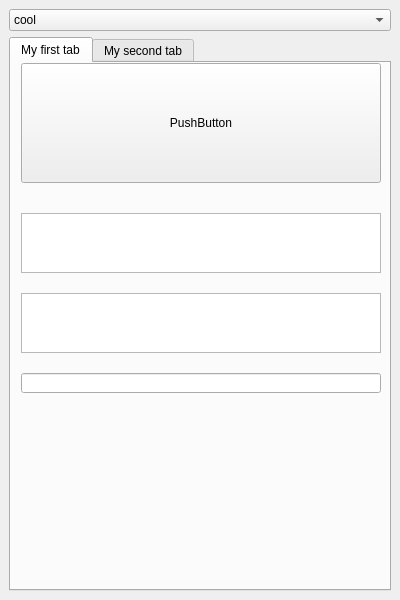
Before: the Qt Designer form stylesheet/mainwindow.ui in ftena/qt-snippets, drawn with Qt 5.
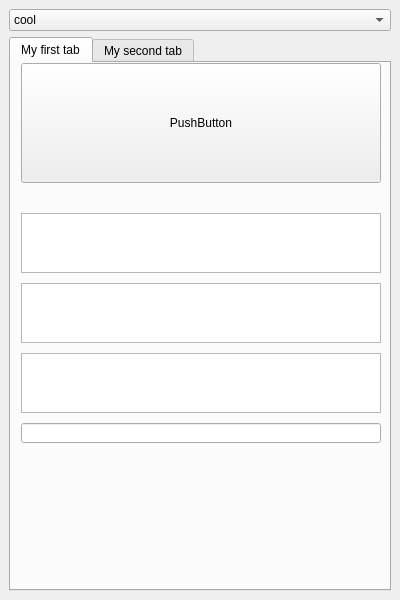
After: the same form once the commit is applied.

Commit message:
Playing with styles and tabs
- Testing some properties in qss
- New dir to test QTabBar

```diff
--- a/stylesheet/mainwindow.ui
+++ b/stylesheet/mainwindow.ui
@@ -128,7 +128,7 @@
         <property name="geometry">
          <rect>
           <x>10</x>
-          <y>230</y>
+          <y>290</y>
           <width>360</width>
           <height>60</height>
          </rect>
@@ -141,12 +141,22 @@
         <property name="geometry">
          <rect>
           <x>10</x>
-          <y>310</y>
+          <y>360</y>
           <width>360</width>
           <height>20</height>
          </rect>
         </property>
        </widget>
+       <widget class="QPlainTextEdit" name="plainTextEdit_2">
+        <property name="geometry">
+         <rect>
+          <x>10</x>
+          <y>220</y>
+          <width>360</width>
+          <height>60</height>
+         </rect>
+        </property>
+       </widget>
       </widget>
       <widget class="QWidget" name="tab_2">
        <attribute name="title">
```
The commit also changes 7 other files.
